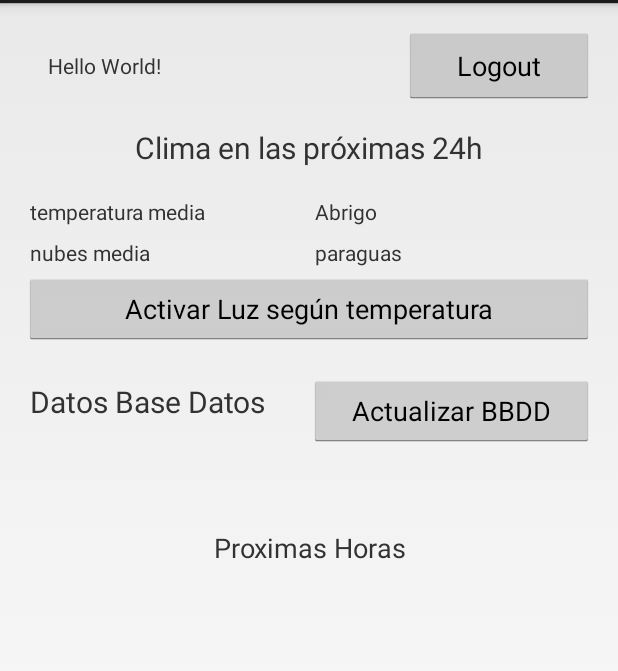
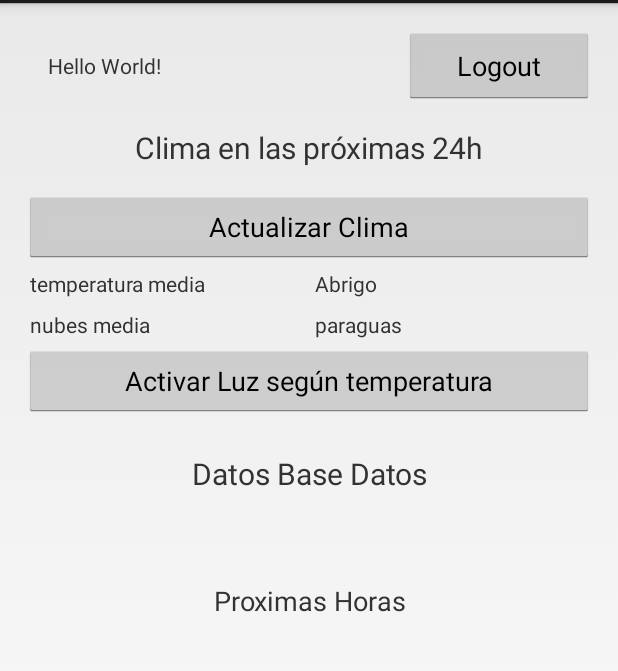
Before and after one commit to reymon359/listo-para-madrid, an Android app: the screen it shows after launch (MainActivity), on a phone screen of 412 x 824 dp, the part 69-740 px from its top. Run offline under Robolectric (Android 15) with nearby library versions, the phone set to English and light mode, and no system bars; our stand-ins replace Firebase (no records; nobody signed in at launch, a user with empty details on screens opened directly); libraries missing offline, so code that uses them is left out: com.firebase.ui; 1 statement that could not run was skipped.

Commit message:
conexion con base de datos

```diff
--- a/app/src/main/java/es/upm/miw/firebaselogin/MainActivity.java
+++ b/app/src/main/java/es/upm/miw/firebaselogin/MainActivity.java
@@ -4,6 +4,7 @@ import android.app.Activity;
 import android.content.Intent;
 import android.os.Bundle;
 import android.support.annotation.NonNull;
+import android.support.annotation.Nullable;
 import android.util.Log;
 import android.view.View;
 import android.widget.Button;
@@ -14,6 +15,15 @@ import android.widget.Toast;
 import com.firebase.ui.auth.AuthUI;
 import com.google.firebase.auth.FirebaseAuth;
 import com.google.firebase.auth.FirebaseUser;
+import com.google.firebase.database.ChildEventListener;
+import com.google.firebase.database.DataSnapshot;
+import com.google.firebase.database.DatabaseError;
+import com.google.firebase.database.DatabaseReference;
+import com.google.firebase.database.FirebaseDatabase;
+import com.google.firebase.storage.FirebaseStorage;
+
+import org.json.JSONException;
+import org.json.JSONObject;
 
 import java.text.DecimalFormat;
 import java.util.Arrays;
@@ -45,12 +55,18 @@ public class MainActivity extends Activity implements View.OnClickListener {
 
     private FirebaseAuth mFirebaseAuth;
     private FirebaseAuth.AuthStateListener mAuthStateListener;
-    private Button cubeButton, buttonBaseDAtos;
+    private Button cubeButton, buttonActualizar;
 
     private static final int RC_SIGN_IN = 2018;
 
     private Double mediaTemperatura = 0.0;
     private Integer mediaNubes = 0;
+
+    //Database
+    // btb Firebase database variables
+    private FirebaseDatabase mFirebaseDatabase;
+    private DatabaseReference tiemposDatabaseReference;
+    private ChildEventListener mChildEventListener;
 
     @Override
     protected void onCreate(Bundle savedInstanceState) {
@@ -64,7 +80,8 @@ public class MainActivity extends Activity implements View.OnClickListener {
         tvParaguas = findViewById(R.id.tvParaguas);
         tvBaseDatos = findViewById(R.id.tvBaseDatos);
         cubeButton = findViewById(R.id.cubeButton);
-        buttonBaseDAtos = findViewById(R.id.buttonBaseDatos);
+        buttonActualizar = findViewById(R.id.buttonActualizar);
+//        buttonBaseDAtos = findViewById(R.id.buttonBaseDatos);
 
         // Botones
         findViewById(R.id.logoutButton).setOnClickListener(this);
@@ -73,11 +90,47 @@ public class MainActivity extends Activity implements View.OnClickListener {
                 setCubeLight();
             }
         });
-        buttonBaseDAtos.setOnClickListener(new View.OnClickListener() {
+        buttonActualizar.setOnClickListener(new View.OnClickListener() {
             public void onClick(View v) {
-               guardarDatosDatabase();
+                getForecast();
             }
         });
+
+        // btb Get instance of Firebase database
+        mFirebaseDatabase = FirebaseDatabase.getInstance();
+        tiemposDatabaseReference = mFirebaseDatabase.getReference().child("tiempos");
+
+        // btb Listener will be called when changes were performed in DB
+        mChildEventListener = new ChildEventListener() {
+            @Override
+            public void onChildAdded(@NonNull DataSnapshot dataSnapshot, @Nullable String s) {
+
+                // Deserialize data from DB into our FriendlyMessage object
+//                FriendlyMessage friendlyMessage = dataSnapshot.getValue(FriendlyMessage.class);
+//                mMessageAdapter.add(friendlyMessage);
+                tvBaseDatos.setText("");
+                tvBaseDatos.setText(dataSnapshot.getValue(Forecast.class).getList().get(0).getDtTxt());
+
+           }
+
+            @Override
+            public void onChildChanged(@NonNull DataSnapshot dataSnapshot, @Nullable String s) {
+            }
+
+            @Override
+            public void onChildRemoved(@NonNull DataSnapshot dataSnapshot) {
+            }
+
+            @Override
+            public void onChildMoved(@NonNull DataSnapshot dataSnapshot, @Nullable String s) {
+            }
+
+            @Override
+            public void onCancelled(@NonNull DatabaseError databaseError) {
+            }
+        };
+        tiemposDatabaseReference.addChildEventListener(mChildEventListener);
+
 
         // Auth
         mFirebaseAuth = FirebaseAuth.getInstance();
@@ -110,14 +163,11 @@ public class MainActivity extends Activity implements View.OnClickListener {
             }
         };
 
-
     }
 
-    public void guardarDatosDatabase(){
-
+    public void guardarDatosDatabase(Forecast forecast) {
+        tiemposDatabaseReference.push().setValue(forecast);
     }
-
-
     public void setCubeLight() {
         // First encender cubo
         encenderCubo();
@@ -130,19 +180,15 @@ public class MainActivity extends Activity implements View.OnClickListener {
         }
 
     }
-
     public void sendColor(FeedbackColor color) {
-        // Launch color in the cube
         FCColor fcc = new FCColor(sIp, "" + color.getR(), ""
                 + color.getG(), "" + color.getB());
         new FeedbackCubeManager().execute(fcc);
     }
-
     public void encenderCubo() {
         FCOn f = new FCOn(sIp);
         new FeedbackCubeManager().execute(f);
     }
-
     public void apagarCubo() {
         FCOff f = new FCOff(sIp);
         new FeedbackCubeManager().execute(f);
@@ -198,16 +244,12 @@ public class MainActivity extends Activity implements View.OnClickListener {
         apiService = retrofit.create(ICountryRESTAPIService.class);
         Log.i(LOG_TAG, "gettingForecast ");
         obtenerInfoPais();
+        Toast.makeText(this, "Tiempo recogido y actualizado en la base de datos", Toast.LENGTH_LONG).show();
     }
 
     public void obtenerInfoPais() {
-
-        // Realiza la llamada
         Call<Forecast> call_async = apiService.getForecast();
-
-        // Asíncrona
         call_async.enqueue(new Callback<Forecast>() {
-
             @Override
             public void onResponse(Call<Forecast> call, Response<Forecast> response) {
                 Log.i(LOG_TAG, "response => respuesta=" + response.body());
@@ -215,13 +257,10 @@ public class MainActivity extends Activity implements View.OnClickListener {
                 Forecast forecast = response.body();
                 tvRespuesta.setText("");
                 List<es.upm.miw.firebaselogin.models.List> hoursList;
-
-
                 if (null != forecast) {
                     hoursList = forecast.getList();
-
+                    guardarDatosDatabase(forecast);// guardando en base de datos
                     for (int i = 0; i < 9; i++) {
-
                         // kelvin to celsius
                         double dTemp = hoursList.get(i).getMain().getTemp() - 273.15;
                         double dTempRoundOff = Math.round(dTemp * 100) / 100;
@@ -231,7 +270,6 @@ public class MainActivity extends Activity implements View.OnClickListener {
                         mediaNubes += oiHumidPerc;
                         tvRespuesta.append(hoursList.get(i).getDtTxt() + " " + dTempRoundOff + "ºC Nubes:" + oiHumidPerc + "% \n\n");
                     }
-
                     mediaTemperatura = mediaTemperatura / 9;
                     mediaNubes = mediaNubes / 9;
                     temperaturaNubes(mediaTemperatura, mediaNubes);
@@ -242,8 +280,6 @@ public class MainActivity extends Activity implements View.OnClickListener {
                     Log.i(LOG_TAG, "error Al recoger el tiempo");
                 }
             }
-
-
             @Override
             public void onFailure(Call<Forecast> call, Throwable t) {
                 Toast.makeText(
@@ -254,7 +290,6 @@ public class MainActivity extends Activity implements View.OnClickListener {
                 Log.e(LOG_TAG, t.getMessage());
             }
         });
-
     }
 
     public void temperaturaNubes(Double mediaTemperatura, Integer mediaNubes) {
--- a/app/src/main/res/layout/activity_main.xml
+++ b/app/src/main/res/layout/activity_main.xml
@@ -6,6 +6,16 @@
     android:orientation="vertical"
     android:padding="16dp"
     tools:context=".MainActivity">
+
+    <ScrollView
+        android:layout_width="match_parent"
+        android:layout_height="match_parent">
+
+        <LinearLayout
+            android:id="@+id/hijoScroll"
+            android:layout_width="match_parent"
+            android:layout_height="wrap_content"
+            android:orientation="vertical">
 
             <LinearLayout
                 android:id="@+id/fila"
@@ -41,6 +51,12 @@
                 android:textSize="20sp"
                 tools:ignore="MissingConstraints"></TextView>
 
+            <Button
+                android:id="@+id/buttonActualizar"
+                android:layout_width="match_parent"
+                android:layout_height="wrap_content"
+                android:padding="10dp"
+                android:text="Actualizar Clima" />
 
             <LinearLayout
                 android:id="@+id/fila2"
@@ -109,18 +125,19 @@
                     android:layout_width="0dp"
                     android:layout_height="match_parent"
                     android:layout_weight="2"
+                    android:textAlignment="center"
                     android:padding="4dp"
                     android:text="Datos Base Datos"
                     android:textSize="20sp" />
 
 
-        <Button
-            android:id="@+id/buttonBaseDatos"
-            android:layout_width="0dp"
-            android:layout_height="match_parent"
-            android:layout_weight="2"
-            android:padding="10dp"
-            android:text="Actualizar BBDD" />
+                <!--        <Button-->
+                <!--            android:id="@+id/buttonBaseDatos"-->
+                <!--            android:layout_width="0dp"-->
+                <!--            android:layout_height="match_parent"-->
+                <!--            android:layout_weight="2"-->
+                <!--            android:padding="10dp"-->
+                <!--            android:text="Actualizar BBDD" />-->
             </LinearLayout>
 
             <!--    <TextView-->
@@ -156,6 +173,6 @@
                 android:padding="10sp"
                 android:textAlignment="textStart"
                 android:textSize="18sp" />
-
-
         </LinearLayout>
+    </ScrollView>
+</LinearLayout>
```
Lines whose indentation alone changed are shown as unchanged.
